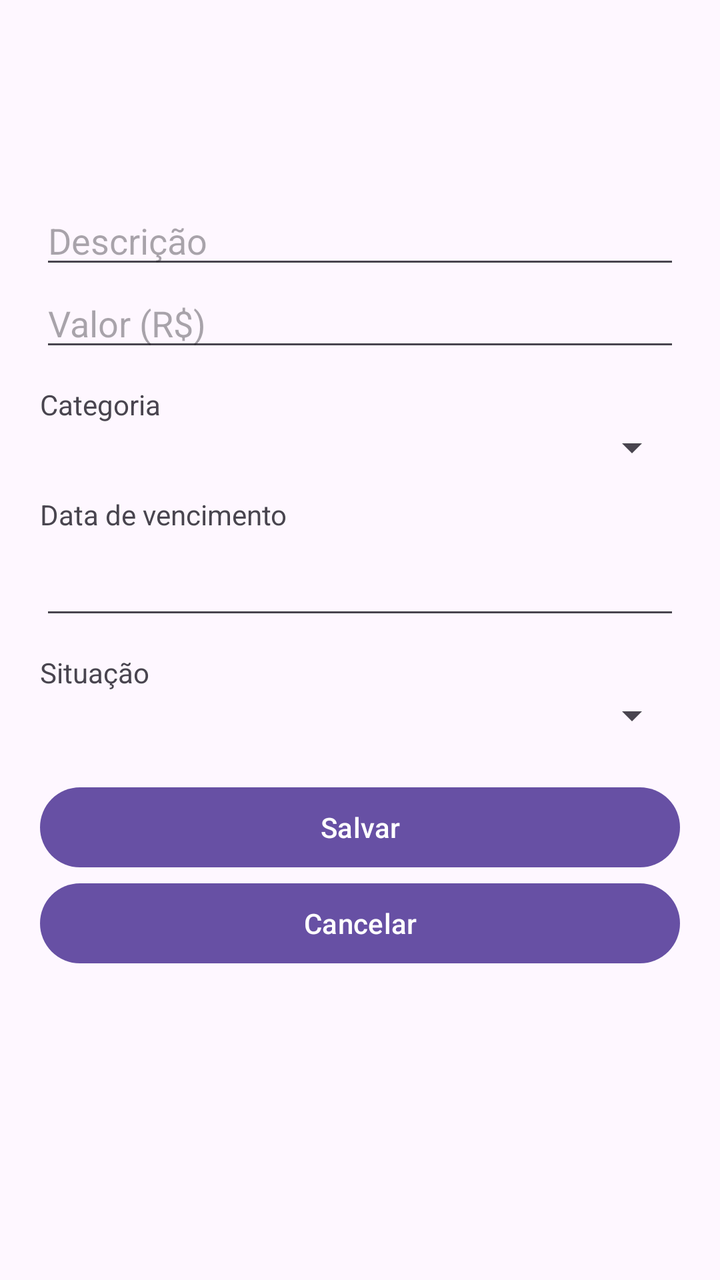
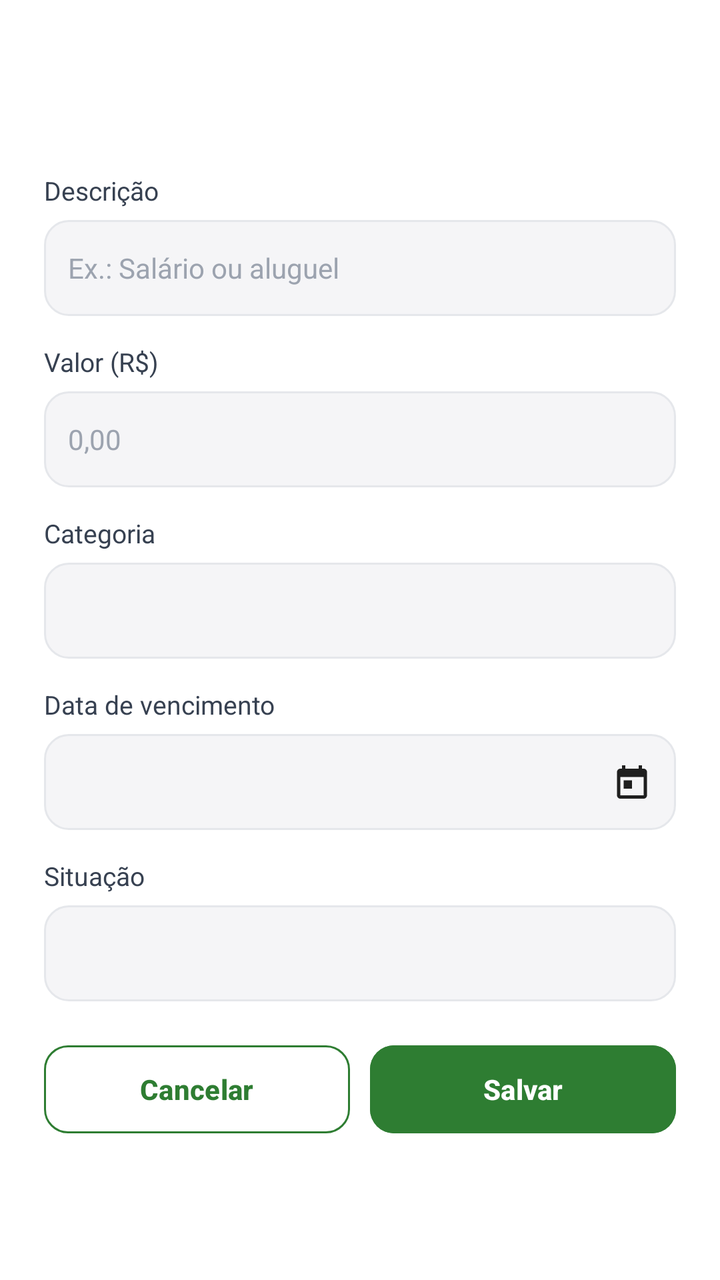

Screens rendered from an Android XML layout before and after an edit, with the pre-edit source and the edit as a unified diff.
<!-- AndroidManifest.xml: application theme Theme.Meu_controle -->
<!-- res/layout/activity_new_account.xml -->
<?xml version="1.0" encoding="utf-8"?>
<ScrollView xmlns:android="http://schemas.android.com/apk/res/android"
    android:layout_width="match_parent"
    android:layout_height="match_parent"
    android:fillViewport="true">

    <LinearLayout
        android:layout_width="match_parent"
        android:layout_height="wrap_content"
        android:orientation="vertical"
        android:padding="20dp">

        <TextView
            android:id="@+id/new_account_title"
            android:layout_width="match_parent"
            android:layout_height="wrap_content"
            android:textSize="24sp"
            android:textStyle="bold" />

        <TextView
            android:id="@+id/account_type_label"
            android:layout_width="match_parent"
            android:layout_height="wrap_content"
            android:layout_marginTop="8dp"
            android:textSize="16sp" />

        <EditText
            android:id="@+id/description_input"
            android:layout_width="match_parent"
            android:layout_height="wrap_content"
            android:layout_marginTop="16dp"
            android:hint="@string/description_hint"
            android:inputType="textCapSentences"
            android:maxLines="1" />

        <EditText
            android:id="@+id/amount_input"
            android:layout_width="match_parent"
            android:layout_height="wrap_content"
            android:hint="@string/amount_hint"
            android:inputType="numberDecimal"
            android:maxLines="1" />

        <TextView
            android:id="@+id/category_label"
            android:layout_width="match_parent"
            android:layout_height="wrap_content"
            android:layout_marginTop="12dp"
            android:text="@string/category_label" />

        <Spinner
            android:id="@+id/category_input"
            android:layout_width="match_parent"
            android:layout_height="wrap_content" />

        <TextView
            android:layout_width="match_parent"
            android:layout_height="wrap_content"
            android:layout_marginTop="12dp"
            android:text="@string/due_date_hint" />

        <TextView
            android:id="@+id/due_date_input"
            android:layout_width="match_parent"
            android:layout_height="48dp"
            android:gravity="center_vertical"
            android:clickable="true"
            android:focusable="true"
            android:paddingStart="12dp"
            android:background="?android:attr/editTextBackground" />

        <TextView
            android:id="@+id/status_field_label"
            android:layout_width="match_parent"
            android:layout_height="wrap_content"
            android:layout_marginTop="12dp"
            android:text="@string/status_field_label" />

        <Spinner
            android:id="@+id/status_input"
            android:layout_width="match_parent"
            android:layout_height="wrap_content" />

        <Button
            android:id="@+id/save_account_button"
            android:layout_width="match_parent"
            android:layout_height="wrap_content"
            android:layout_marginTop="20dp"
            android:text="@string/save_account" />

        <Button
            android:id="@+id/cancel_account_button"
            android:layout_width="match_parent"
            android:layout_height="wrap_content"
            android:text="@string/cancel" />
    </LinearLayout>
</ScrollView>
<!-- resources referenced by this layout -->
<resources>
  <string name="amount_hint">Valor (R$)</string>
  <string name="cancel">Cancelar</string>
  <string name="category_label">Categoria</string>
  <string name="description_hint">Descrição</string>
  <string name="due_date_hint">Data de vencimento</string>
  <string name="save_account">Salvar</string>
  <string name="status_field_label">Situação</string>
  <style name="Theme.Meu_controle" parent="Base.Theme.Meu_controle" />
  <style name="Base.Theme.Meu_controle" parent="Theme.Material3.DayNight.NoActionBar">
          
          
      </style>
</resources>

<!-- the commit's change to res/layout/activity_new_account.xml (unified diff, before → after) -->
@@ -1,97 +1,168 @@
 <?xml version="1.0" encoding="utf-8"?>
 <ScrollView xmlns:android="http://schemas.android.com/apk/res/android"
+    xmlns:app="http://schemas.android.com/apk/res-auto"
     android:layout_width="match_parent"
     android:layout_height="match_parent"
+    android:background="@color/surface"
     android:fillViewport="true">
 
     <LinearLayout
         android:layout_width="match_parent"
         android:layout_height="wrap_content"
         android:orientation="vertical"
-        android:padding="20dp">
+        android:paddingStart="22dp"
+        android:paddingTop="28dp"
+        android:paddingEnd="22dp"
+        android:paddingBottom="24dp">
 
         <TextView
             android:id="@+id/new_account_title"
             android:layout_width="match_parent"
             android:layout_height="wrap_content"
+            android:textColor="@color/text_primary"
             android:textSize="24sp"
             android:textStyle="bold" />
 
         <TextView
-            android:id="@+id/account_type_label"
             android:layout_width="match_parent"
             android:layout_height="wrap_content"
-            android:layout_marginTop="8dp"
-            android:textSize="16sp" />
+            android:layout_marginTop="26dp"
+            android:text="@string/description_field_label"
+            android:textColor="@color/text_label"
+            android:textSize="13sp" />
 
         <EditText
             android:id="@+id/description_input"
             android:layout_width="match_parent"
-            android:layout_height="wrap_content"
-            android:layout_marginTop="16dp"
+            android:layout_height="48dp"
+            android:layout_marginTop="6dp"
+            android:background="@drawable/bg_input_field"
             android:hint="@string/description_hint"
             android:inputType="textCapSentences"
-            android:maxLines="1" />
+            android:maxLines="1"
+            android:paddingStart="12dp"
+            android:paddingEnd="12dp"
+            android:textColor="@color/text_primary"
+            android:textColorHint="@color/text_hint"
+            android:textSize="14sp" />
+
+        <TextView
+            android:layout_width="match_parent"
+            android:layout_height="wrap_content"
+            android:layout_marginTop="14dp"
+            android:text="@string/amount_field_label"
+            android:textColor="@color/text_label"
+            android:textSize="13sp" />
 
         <EditText
             android:id="@+id/amount_input"
             android:layout_width="match_parent"
-            android:layout_height="wrap_content"
+            android:layout_height="48dp"
+            android:layout_marginTop="6dp"
+            android:background="@drawable/bg_input_field"
             android:hint="@string/amount_hint"
             android:inputType="numberDecimal"
-            android:maxLines="1" />
+            android:maxLines="1"
+            android:paddingStart="12dp"
+            android:paddingEnd="12dp"
+            android:textColor="@color/text_primary"
+            android:textColorHint="@color/text_hint"
+            android:textSize="14sp" />
 
         <TextView
             android:id="@+id/category_label"
             android:layout_width="match_parent"
             android:layout_height="wrap_content"
-            android:layout_marginTop="12dp"
-            android:text="@string/category_label" />
+            android:layout_marginTop="14dp"
+            android:text="@string/category_label"
+            android:textColor="@color/text_label"
+            android:textSize="13sp" />
 
         <Spinner
             android:id="@+id/category_input"
             android:layout_width="match_parent"
-            android:layout_height="wrap_content" />
+            android:layout_height="48dp"
+            android:layout_marginTop="6dp"
+            android:background="@drawable/bg_input_field"
+            android:paddingStart="8dp"
+            android:paddingEnd="8dp" />
 
         <TextView
             android:layout_width="match_parent"
             android:layout_height="wrap_content"
-            android:layout_marginTop="12dp"
-            android:text="@string/due_date_hint" />
+            android:layout_marginTop="14dp"
+            android:text="@string/due_date_hint"
+            android:textColor="@color/text_label"
+            android:textSize="13sp" />
 
         <TextView
             android:id="@+id/due_date_input"
             android:layout_width="match_parent"
             android:layout_height="48dp"
+            android:layout_marginTop="6dp"
+            android:background="@drawable/bg_input_field"
+            android:clickable="true"
+            android:drawableEnd="@drawable/ic_calendar"
+            android:drawablePadding="8dp"
+            android:focusable="true"
             android:gravity="center_vertical"
-            android:clickable="true"
-            android:focusable="true"
             android:paddingStart="12dp"
-            android:background="?android:attr/editTextBackground" />
+            android:paddingEnd="12dp"
+            android:textColor="@color/text_primary"
+            android:textSize="14sp" />
 
         <TextView
             android:id="@+id/status_field_label"
             android:layout_width="match_parent"
             android:layout_height="wrap_content"
-            android:layout_marginTop="12dp"
-            android:text="@string/status_field_label" />
+            android:layout_marginTop="14dp"
+            android:text="@string/status_field_label"
+            android:textColor="@color/text_label"
+            android:textSize="13sp" />
 
         <Spinner
             android:id="@+id/status_input"
             android:layout_width="match_parent"
-            android:layout_height="wrap_content" />
+            android:layout_height="48dp"
+            android:layout_marginTop="6dp"
+            android:background="@drawable/bg_input_field"
+            android:paddingStart="8dp"
+            android:paddingEnd="8dp" />
 
-        <Button
-            android:id="@+id/save_account_button"
+        <LinearLayout
             android:layout_width="match_parent"
             android:layout_height="wrap_content"
-            android:layout_marginTop="20dp"
-            android:text="@string/save_account" />
+            android:layout_marginTop="18dp"
+            android:orientation="horizontal">
 
-        <Button
-            android:id="@+id/cancel_account_button"
-            android:layout_width="match_parent"
-            android:layout_height="wrap_content"
-            android:text="@string/cancel" />
+            <com.google.android.material.button.MaterialButton
+                android:id="@+id/cancel_account_button"
+                android:layout_width="0dp"
+                android:layout_height="52dp"
+                android:layout_weight="1"
+                android:backgroundTint="@color/surface"
+                android:text="@string/cancel"
+                android:textAllCaps="false"
+                android:textColor="@color/form_button_outline"
+                android:textSize="14sp"
+                android:textStyle="bold"
+                app:cornerRadius="12dp"
+                app:strokeColor="@color/form_button_outline"
+                app:strokeWidth="1dp" />
+
+            <com.google.android.material.button.MaterialButton
+                android:id="@+id/save_account_button"
+                android:layout_width="0dp"
+                android:layout_height="52dp"
+                android:layout_marginStart="10dp"
+                android:layout_weight="1"
+                android:backgroundTint="@color/receivables_accent"
+                android:text="@string/save_account"
+                android:textAllCaps="false"
+                android:textColor="@color/white"
+                android:textSize="14sp"
+                android:textStyle="bold"
+                app:cornerRadius="12dp" />
+        </LinearLayout>
     </LinearLayout>
 </ScrollView>
<!-- resource entries referenced after the edit -->
@@ -1,13 +1,49 @@
 <!-- resources referenced by this layout -->
 <resources>
-  <string name="amount_hint">Valor (R$)</string>
+  <color name="form_button_outline">#2E7D32</color>
+  <color name="receivables_accent">#2E7D32</color>
+  <color name="surface">#FFFFFFFF</color>
+  <color name="text_hint">#9CA3AF</color>
+  <color name="text_label">#374151</color>
+  <color name="text_primary">#1A1A1A</color>
+  <color name="white">#FFFFFFFF</color>
+  <!-- drawable bg_input_field (drawable) -->
+  <?xml version="1.0" encoding="utf-8"?>
+  <shape xmlns:android="http://schemas.android.com/apk/res/android"
+      android:shape="rectangle">
+      <solid android:color="@color/field_background" />
+      <stroke
+          android:width="1dp"
+          android:color="@color/field_stroke" />
+      <corners android:radius="12dp" />
+      <padding
+          android:left="16dp"
+          android:top="12dp"
+          android:right="16dp"
+          android:bottom="12dp" />
+  </shape>
+  <!-- drawable ic_calendar (drawable) -->
+  <vector xmlns:android="http://schemas.android.com/apk/res/android"
+      android:width="20dp"
+      android:height="20dp"
+      android:viewportWidth="24"
+      android:viewportHeight="24">
+      <path
+          android:fillColor="#FF1F1F1F"
+          android:pathData="M19,4h-1L18,2h-2v2L8,4L8,2L6,2v2L5,4C3.9,4 3,4.9 3,6v14c0,1.1 0.9,2 2,2h14c1.1,0 2,-0.9 2,-2L21,6c0,-1.1 -0.9,-2 -2,-2zM19,20L5,20L5,9h14v11zM7,11h5v5L7,16z" />
+  </vector>
+  <string name="amount_field_label">Valor (R$)</string>
+  <string name="amount_hint">0,00</string>
   <string name="cancel">Cancelar</string>
   <string name="category_label">Categoria</string>
-  <string name="description_hint">Descrição</string>
+  <string name="description_field_label">Descrição</string>
+  <string name="description_hint">Ex.: Salário ou aluguel</string>
   <string name="due_date_hint">Data de vencimento</string>
   <string name="save_account">Salvar</string>
   <string name="status_field_label">Situação</string>
   <style name="Theme.Meu_controle" parent="Base.Theme.Meu_controle" />
+  <color name="field_background">#F5F5F7</color>
+  <color name="field_stroke">#E5E7EB</color>
   <style name="Base.Theme.Meu_controle" parent="Theme.Material3.DayNight.NoActionBar">
           
           
